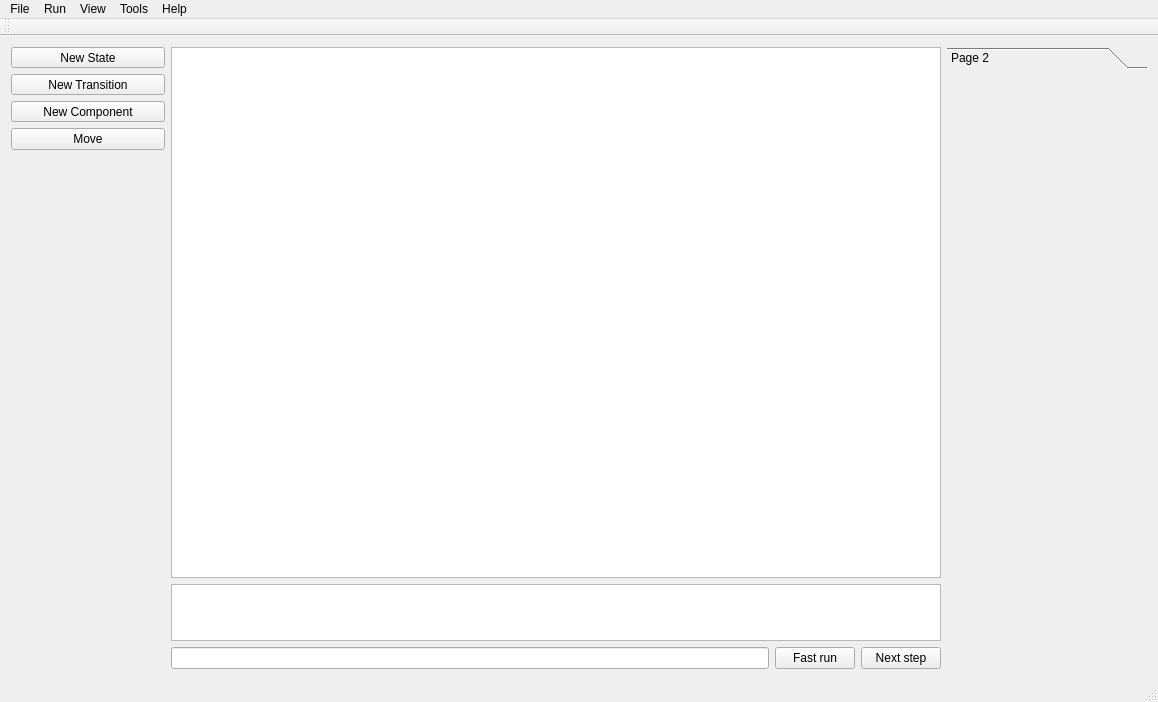
This is mainwindow.ui in mohsenyz/automata-lab as Qt 5 draws it before an edit. The edited form follows.
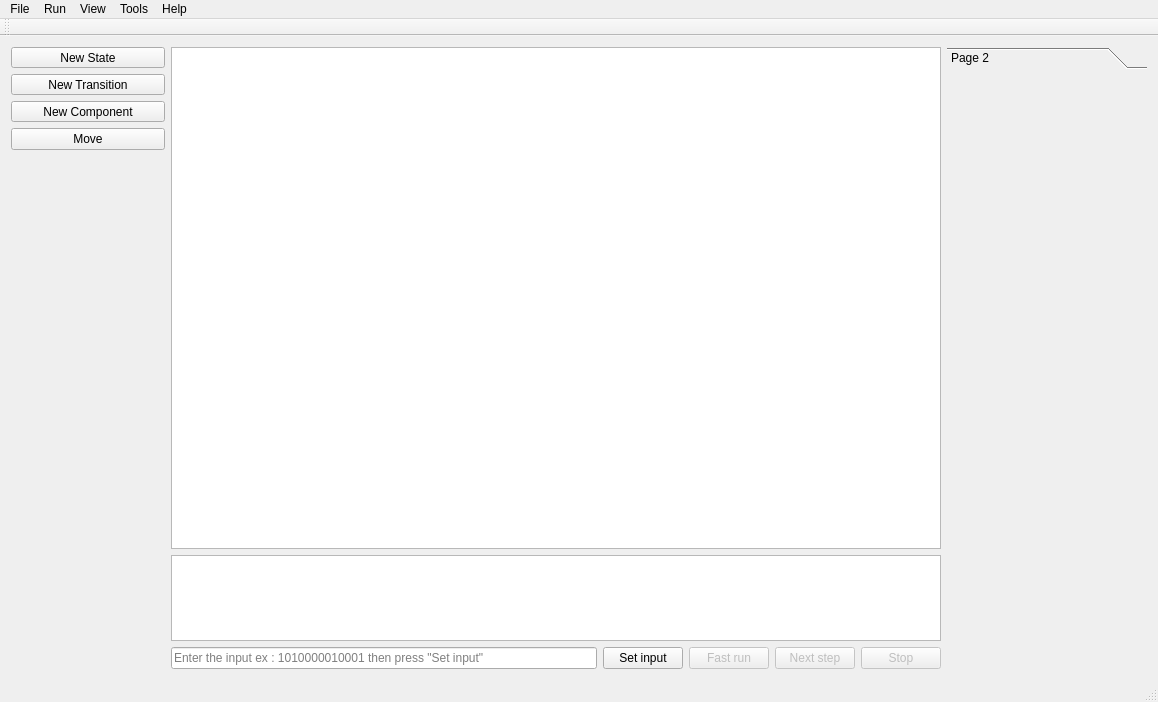
This is the edited form.

Diff of the .ui file:
```diff
--- a/mainwindow.ui
+++ b/mainwindow.ui
@@ -32,7 +32,7 @@
    <property name="styleSheet">
     <string notr="true"/>
    </property>
-   <layout class="QGridLayout" name="gridLayout" rowstretch="0,5,1" columnstretch="1,5,1">
+   <layout class="QGridLayout" name="gridLayout" rowstretch="0,7,2" columnstretch="1,5,1">
     <item row="0" column="0">
      <layout class="QVBoxLayout" name="verticalLayout">
       <item>
@@ -180,10 +180,27 @@
          <enum>QLayout::SetMinimumSize</enum>
         </property>
         <item>
-         <widget class="QLineEdit" name="lineEdit"/>
+         <widget class="QLineEdit" name="lineEdit">
+          <property name="inputMask">
+           <string/>
+          </property>
+          <property name="placeholderText">
+           <string>Enter the input ex : 1010000010001 then press &quot;Set input&quot;</string>
+          </property>
+         </widget>
+        </item>
+        <item>
+         <widget class="QPushButton" name="pushButton_2">
+          <property name="text">
+           <string>Set input</string>
+          </property>
+         </widget>
         </item>
         <item>
          <widget class="QPushButton" name="pushButton_3">
+          <property name="enabled">
+           <bool>false</bool>
+          </property>
           <property name="text">
            <string>Fast run</string>
           </property>
@@ -191,11 +208,24 @@
         </item>
         <item>
          <widget class="QPushButton" name="pushButton_4">
+          <property name="enabled">
+           <bool>false</bool>
+          </property>
           <property name="text">
            <string>Next step</string>
           </property>
          </widget>
         </item>
+        <item>
+         <widget class="QPushButton" name="pushButton">
+          <property name="enabled">
+           <bool>false</bool>
+          </property>
+          <property name="text">
+           <string>Stop</string>
+          </property>
+         </widget>
+        </item>
        </layout>
       </item>
      </layout>
```
Left out of the diff: 2 changed lines with no effect on the pictures.
